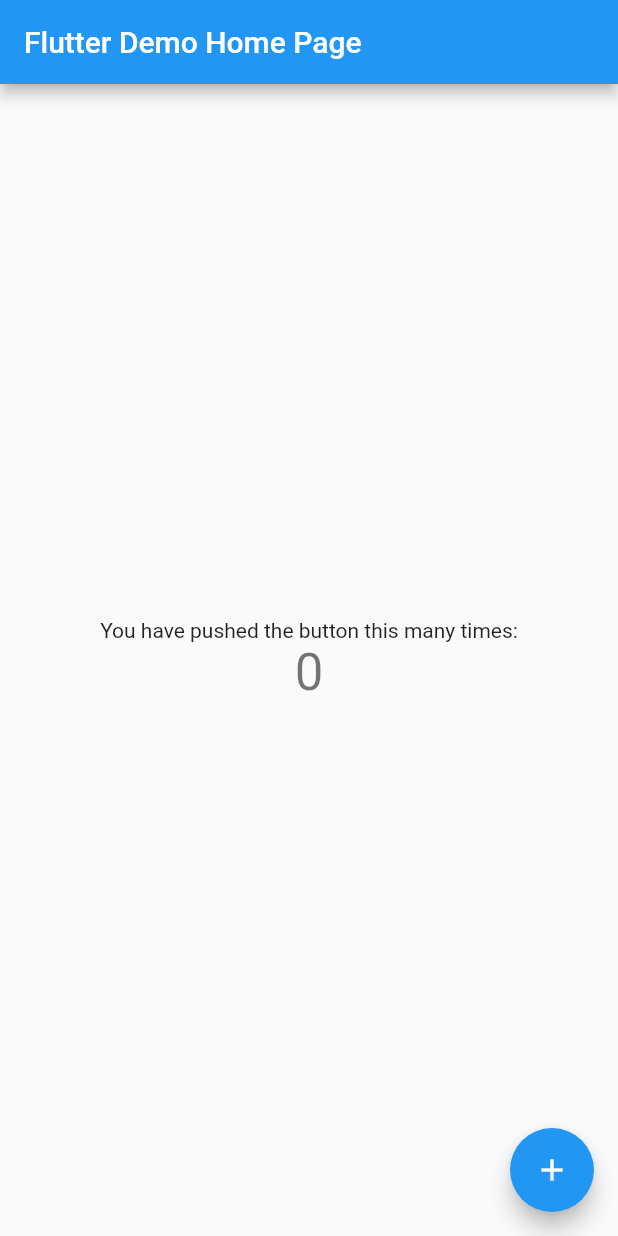
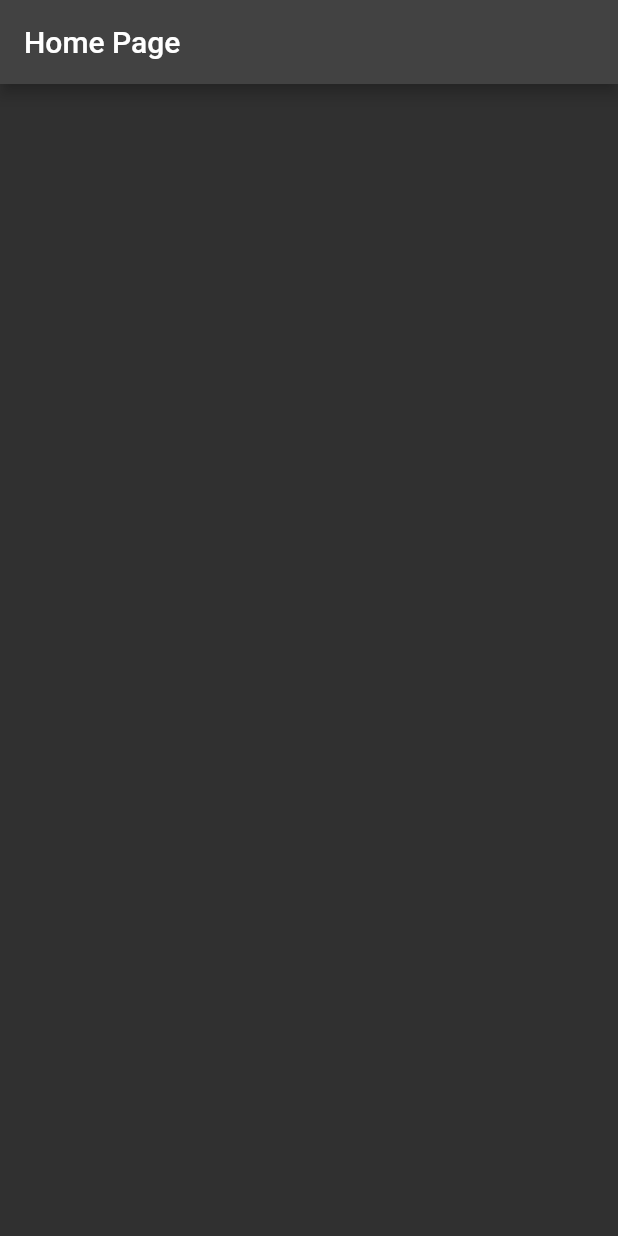
Before and after one commit to maneesha14w/ajourn_app, a Flutter app: the screen it shows after launch, on a phone screen of 412 x 824 dp. Run offline on Flutter 3.47's test engine with Material 2 defaults, Android fonts, the phone set to English and light mode, and no system bars.

Commit message:
Update main.dart
first init with fsa

```diff
--- a/lib/main.dart
+++ b/lib/main.dart
@@ -1,115 +1,35 @@
 import 'package:flutter/material.dart';
 
 void main() {
-  runApp(const MyApp());
+  runApp(
+    const App(),
+  );
 }
 
-class MyApp extends StatelessWidget {
-  const MyApp({super.key});
+class App extends StatelessWidget {
+  const App({Key? key}) : super(key: key);
 
-  // This widget is the root of your application.
   @override
   Widget build(BuildContext context) {
     return MaterialApp(
       title: 'Flutter Demo',
-      theme: ThemeData(
-        // This is the theme of your application.
-        //
-        // Try running your application with "flutter run". You'll see the
-        // application has a blue toolbar. Then, without quitting the app, try
-        // changing the primarySwatch below to Colors.green and then invoke
-        // "hot reload" (press "r" in the console where you ran "flutter run",
-        // or simply save your changes to "hot reload" in a Flutter IDE).
-        // Notice that the counter didn't reset back to zero; the application
-        // is not restarted.
-        primarySwatch: Colors.blue,
-      ),
-      home: const MyHomePage(title: 'Flutter Demo Home Page'),
+      darkTheme: ThemeData.dark(),
+      themeMode: ThemeMode.dark,
+      debugShowCheckedModeBanner: false,
+      home: const HomePage(),
     );
   }
 }
 
-class MyHomePage extends StatefulWidget {
-  const MyHomePage({super.key, required this.title});
-
-  // This widget is the home page of your application. It is stateful, meaning
-  // that it has a State object (defined below) that contains fields that affect
-  // how it looks.
-
-  // This class is the configuration for the state. It holds the values (in this
-  // case the title) provided by the parent (in this case the App widget) and
-  // used by the build method of the State. Fields in a Widget subclass are
-  // always marked "final".
-
-  final String title;
-
-  @override
-  State<MyHomePage> createState() => _MyHomePageState();
-}
-
-class _MyHomePageState extends State<MyHomePage> {
-  int _counter = 0;
-
-  void _incrementCounter() {
-    setState(() {
-      // This call to setState tells the Flutter framework that something has
-      // changed in this State, which causes it to rerun the build method below
-      // so that the display can reflect the updated values. If we changed
-      // _counter without calling setState(), then the build method would not be
-      // called again, and so nothing would appear to happen.
-      _counter++;
-    });
-  }
+class HomePage extends StatelessWidget {
+  const HomePage({Key? key}) : super(key: key);
 
   @override
   Widget build(BuildContext context) {
-    // This method is rerun every time setState is called, for instance as done
-    // by the _incrementCounter method above.
-    //
-    // The Flutter framework has been optimized to make rerunning build methods
-    // fast, so that you can just rebuild anything that needs updating rather
-    // than having to individually change instances of widgets.
     return Scaffold(
       appBar: AppBar(
-        // Here we take the value from the MyHomePage object that was created by
-        // the App.build method, and use it to set our appbar title.
-        title: Text(widget.title),
+        title: const Text('Home Page'),
       ),
-      body: Center(
-        // Center is a layout widget. It takes a single child and positions it
-        // in the middle of the parent.
-        child: Column(
-          // Column is also a layout widget. It takes a list of children and
-          // arranges them vertically. By default, it sizes itself to fit its
-          // children horizontally, and tries to be as tall as its parent.
-          //
-          // Invoke "debug painting" (press "p" in the console, choose the
-          // "Toggle Debug Paint" action from the Flutter Inspector in Android
-          // Studio, or the "Toggle Debug Paint" command in Visual Studio Code)
-          // to see the wireframe for each widget.
-          //
-          // Column has various properties to control how it sizes itself and
-          // how it positions its children. Here we use mainAxisAlignment to
-          // center the children vertically; the main axis here is the vertical
-          // axis because Columns are vertical (the cross axis would be
-          // horizontal).
-          mainAxisAlignment: MainAxisAlignment.center,
-          children: <Widget>[
-            const Text(
-              'You have pushed the button this many times:',
-            ),
-            Text(
-              '$_counter',
-              style: Theme.of(context).textTheme.headline4,
-            ),
-          ],
-        ),
-      ),
-      floatingActionButton: FloatingActionButton(
-        onPressed: _incrementCounter,
-        tooltip: 'Increment',
-        child: const Icon(Icons.add),
-      ), // This trailing comma makes auto-formatting nicer for build methods.
     );
   }
 }
```
